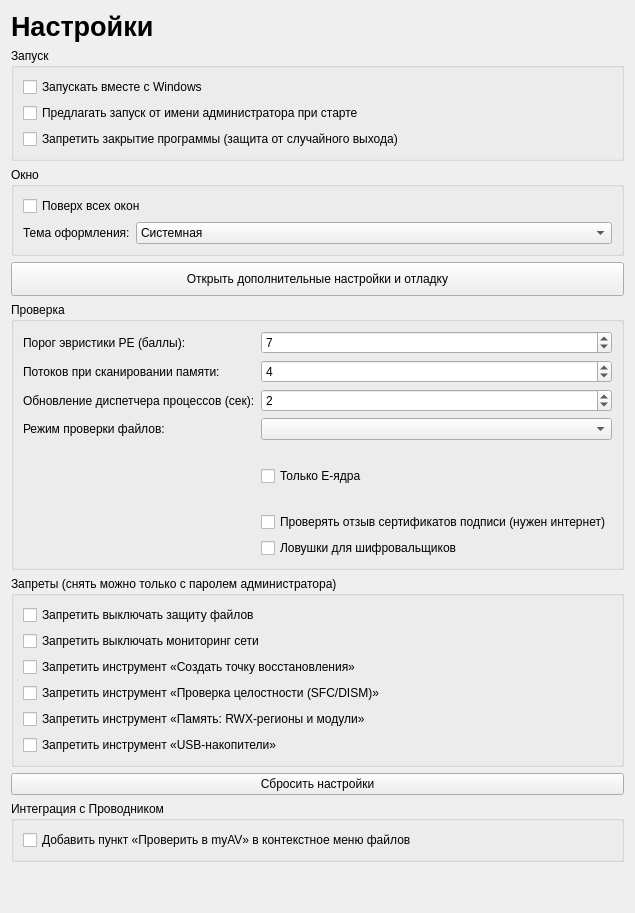
UnLuck000/school_project, file ui/designer/settings_page.ui: the form before one commit.
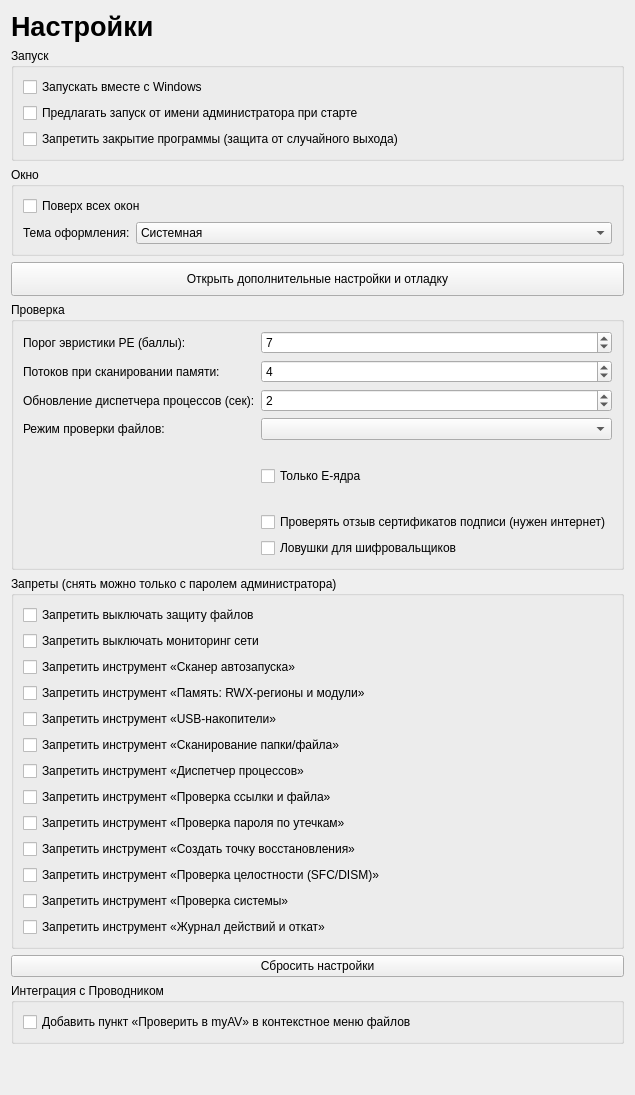
The form after the commit.

Commit message: Запрет на каждый инструмент отдельной галочкой

The edit to the form file:
```diff
--- a/ui/designer/settings_page.ui
+++ b/ui/designer/settings_page.ui
@@ -68,10 +68,17 @@
      <layout class="QVBoxLayout" name="layoutLocks">
       <item><widget class="QCheckBox" name="chkLockProtection"><property name="toolTip"><string>Кнопки «Выключить защиту» неактивны. Защита включается при каждом запуске программы.</string></property><property name="text"><string>Запретить выключать защиту файлов</string></property></widget></item>
       <item><widget class="QCheckBox" name="chkLockNetwork"><property name="toolTip"><string>Кнопка «Выключить мониторинг сети» неактивна. Мониторинг включается при каждом запуске программы.</string></property><property name="text"><string>Запретить выключать мониторинг сети</string></property></widget></item>
-      <item><widget class="QCheckBox" name="chkLockRestorePoint"><property name="toolTip"><string>Кнопка на странице «Инструменты» неактивна, вкладка «Точки восстановления» в окне проверки системы скрыта.</string></property><property name="text"><string>Запретить инструмент «Создать точку восстановления»</string></property></widget></item>
-      <item><widget class="QCheckBox" name="chkLockSfcDism"><property name="toolTip"><string>Кнопка на странице «Инструменты» неактивна, вкладка «Целостность Windows» в окне проверки системы скрыта.</string></property><property name="text"><string>Запретить инструмент «Проверка целостности (SFC/DISM)»</string></property></widget></item>
+      <item><widget class="QCheckBox" name="chkLockAutoruns"><property name="toolTip"><string>Кнопка на странице «Инструменты» неактивна, пункт в меню трея скрыт.</string></property><property name="text"><string>Запретить инструмент «Сканер автозапуска»</string></property></widget></item>
       <item><widget class="QCheckBox" name="chkLockMemory"><property name="toolTip"><string>Кнопка на странице «Инструменты» неактивна, в диспетчере процессов скрыты карта памяти процесса и поиск внедрения кода.</string></property><property name="text"><string>Запретить инструмент «Память: RWX-регионы и модули»</string></property></widget></item>
       <item><widget class="QCheckBox" name="chkLockUsb"><property name="toolTip"><string>Кнопка на странице «Инструменты» и пункт меню в трее скрыты. Проверка и лечение флешек при подключении работают всегда, пока включена защита.</string></property><property name="text"><string>Запретить инструмент «USB-накопители»</string></property></widget></item>
+      <item><widget class="QCheckBox" name="chkLockFileAnalyzer"><property name="toolTip"><string>Страница «Сканирование папки/файла», кнопки быстрой проверки на главной и пункт трея скрыты; файлы из Проводника и перетаскивание не открываются. Защита файлов работает.</string></property><property name="text"><string>Запретить инструмент «Сканирование папки/файла»</string></property></widget></item>
+      <item><widget class="QCheckBox" name="chkLockProcessManager"><property name="toolTip"><string>Кнопка на странице «Инструменты» неактивна, кнопка на главной и пункт трея скрыты.</string></property><property name="text"><string>Запретить инструмент «Диспетчер процессов»</string></property></widget></item>
+      <item><widget class="QCheckBox" name="chkLockLinkCheck"><property name="toolTip"><string>Кнопка на странице «Инструменты» неактивна.</string></property><property name="text"><string>Запретить инструмент «Проверка ссылки и файла»</string></property></widget></item>
+      <item><widget class="QCheckBox" name="chkLockPasswordLeak"><property name="toolTip"><string>Кнопка на странице «Инструменты» неактивна.</string></property><property name="text"><string>Запретить инструмент «Проверка пароля по утечкам»</string></property></widget></item>
+      <item><widget class="QCheckBox" name="chkLockRestorePoint"><property name="toolTip"><string>Кнопка на странице «Инструменты» неактивна, вкладка «Точки восстановления» в окне проверки системы скрыта.</string></property><property name="text"><string>Запретить инструмент «Создать точку восстановления»</string></property></widget></item>
+      <item><widget class="QCheckBox" name="chkLockSfcDism"><property name="toolTip"><string>Кнопка на странице «Инструменты» неактивна, вкладка «Целостность Windows» в окне проверки системы скрыта.</string></property><property name="text"><string>Запретить инструмент «Проверка целостности (SFC/DISM)»</string></property></widget></item>
+      <item><widget class="QCheckBox" name="chkLockSystemChecks"><property name="toolTip"><string>Кнопка на странице «Инструменты» неактивна, пункт трея и вкладка «Проверка системы» в окне восстановления скрыты.</string></property><property name="text"><string>Запретить инструмент «Проверка системы»</string></property></widget></item>
+      <item><widget class="QCheckBox" name="chkLockJournal"><property name="toolTip"><string>Вкладка «Действия» (журнал и отмена действий) и кнопка журнала на главной скрыты. Карантин, белый список и исключения остаются.</string></property><property name="text"><string>Запретить инструмент «Журнал действий и откат»</string></property></widget></item>
      </layout>
     </widget>
    </item>
```
The commit also changes 21 other files.
